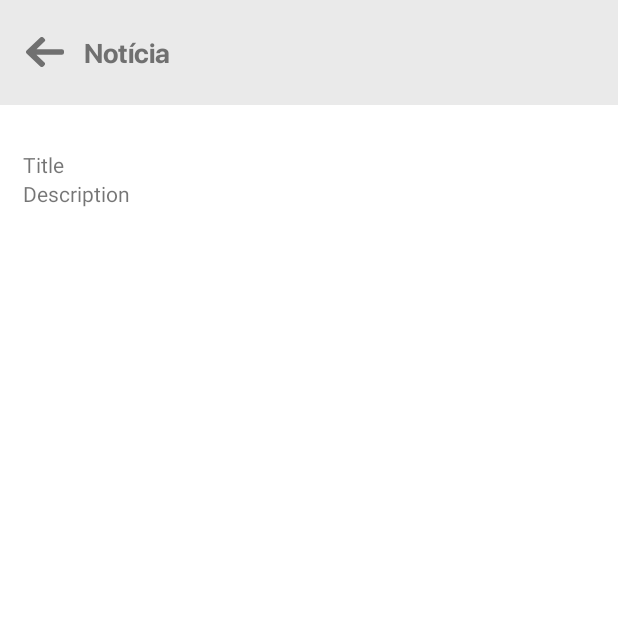
After one commit to rgllima/regional-news-app, an Android app: the fragment ArticleWebviewFragment shown on its own in the app's theme, on a phone screen of 412 x 824 dp, the top half of it. The commit adds this screen. Run offline under Robolectric (Android 15) with nearby library versions, the phone set to English and light mode, and no system bars.

Commit message:
Implementado webview

```diff
--- a/app/build.gradle
+++ b/app/build.gradle
@@ -43,4 +43,5 @@ dependencies {
     implementation "androidx.drawerlayout:drawerlayout:1.0.0"
     implementation 'com.google.android.material:material:1.2.0-alpha01'
     implementation 'com.google.android.gms:play-services-maps:17.0.0'
+    implementation 'com.google.code.gson:gson:2.8.6'
 }
--- /dev/null
+++ b/app/src/main/java/com/br/regionalnews/view/articlewebview/ArticleWebviewFragment.kt
@@ -0,0 +1,86 @@
+package com.br.regionalnews.view.articlewebview
+
+import android.content.DialogInterface
+import android.graphics.Rect
+import android.os.Bundle
+import android.view.*
+import android.widget.Toast
+import androidx.fragment.app.DialogFragment
+import androidx.lifecycle.MutableLiveData
+import androidx.lifecycle.Observer
+import androidx.navigation.fragment.findNavController
+import com.br.regionalnews.R
+import com.br.regionalnews.model.Article
+import kotlinx.android.synthetic.main.article_webview_fragment.*
+
+class ArticleWebviewFragment: DialogFragment() {
+
+    override fun onCreateView(inflater: LayoutInflater, container: ViewGroup?,
+                              savedInstanceState: Bundle?): View? {
+        val displayReact = Rect()
+        val window = dialog?.window
+
+        window?.setGravity(Gravity.TOP)
+        window?.setBackgroundDrawableResource(android.R.color.white)
+        window?.decorView?.getWindowVisibleDisplayFrame(displayReact)
+        window?.setLayout(displayReact.width(), WindowManager.LayoutParams.MATCH_PARENT)
+
+        window?.setWindowAnimations(R.style.DialogAnimation)
+
+        return inflater.inflate(R.layout.article_webview_fragment, container, false)
+    }
+
+    override fun onActivityCreated(savedInstanceState: Bundle?) {
+        super.onActivityCreated(savedInstanceState)
+
+        webview_back_button.setOnClickListener{
+            this.dismiss()
+        }
+
+        loadArguments(arguments)
+
+        article.observe(this, Observer {
+            val title = it?.title
+            val description = it?.description
+
+            news_title.text = title
+            webViewTitle.text = title
+            webViewDescription.text = description
+
+            Toast.makeText(requireContext(), "$title - $description", Toast.LENGTH_SHORT).show()
+        })
+    }
+
+    override fun onDismiss(dialog: DialogInterface) {
+        findNavController().popBackStack()
+        super.onDismiss(dialog)
+    }
+
+    // Métodos abaixo devem fazer parte do ViewModel
+    companion object {
+        private const val ARTICLE_ARGUMENT = "article"
+
+        fun createArguments(article: Article): Bundle {
+            val bundle = Bundle()
+            bundle.putSerializable(ARTICLE_ARGUMENT, article)
+
+            return bundle
+        }
+
+        // Isso deve ficar nessa classe
+        fun newInstance(): ArticleWebviewFragment {
+            return ArticleWebviewFragment()
+        }
+    }
+
+    val article: MutableLiveData<Article> = MutableLiveData()
+
+    fun loadArguments(arguments: Bundle?) {
+        if (arguments == null) {
+            return
+        }
+
+        val article: Article? = arguments.get(ARTICLE_ARGUMENT) as Article
+        this.article.postValue(article)
+    }
+}
--- a/app/src/main/java/com/br/regionalnews/view/settings/SettingsFragment.kt
+++ b/app/src/main/java/com/br/regionalnews/view/settings/SettingsFragment.kt
@@ -8,7 +8,6 @@ import android.widget.ArrayAdapter
 import androidx.fragment.app.Fragment
 import androidx.navigation.fragment.findNavController
 import com.br.regionalnews.R
-import kotlinx.android.synthetic.main.fragment_select_city.*
 import kotlinx.android.synthetic.main.fragment_settings.*
 import kotlinx.android.synthetic.main.fragment_settings.back_button
 
--- /dev/null
+++ b/app/src/main/res/layout/article_webview_fragment.xml
@@ -0,0 +1,71 @@
+<?xml version="1.0" encoding="utf-8"?>
+<LinearLayout xmlns:android="http://schemas.android.com/apk/res/android"
+    xmlns:app="http://schemas.android.com/apk/res-auto"
+    android:orientation="vertical" android:layout_width="match_parent"
+    android:layout_height="match_parent">
+
+    <LinearLayout
+        android:layout_width="match_parent"
+        android:layout_height="70dp"
+        android:layout_gravity="center_vertical"
+        android:background="#EAEAEA"
+        android:gravity="clip_vertical"
+        android:orientation="horizontal"
+        android:padding="10dp">
+
+        <LinearLayout
+            android:layout_width="0dp"
+            android:layout_height="match_parent"
+            android:layout_weight="1"
+            android:gravity="center_vertical"
+            android:orientation="horizontal">
+
+            <LinearLayout
+                android:id="@+id/webview_back_button"
+                android:layout_width="wrap_content"
+                android:layout_height="match_parent"
+                android:gravity="center_horizontal|center_vertical"
+                android:orientation="horizontal">
+
+                <ImageView
+                    android:layout_width="25dp"
+                    android:layout_height="20dp"
+                    android:layout_marginStart="7dp"
+                    android:background="@drawable/back" />
+            </LinearLayout>
+
+            <TextView
+                android:id="@+id/news_title"
+                android:layout_width="wrap_content"
+                android:layout_height="wrap_content"
+                android:layout_marginStart="13dp"
+                android:fontFamily="@font/sfbold"
+                android:text="Notícia"
+                android:textAlignment="center"
+                android:textColor="#707070"
+                android:textSize="18sp" />
+        </LinearLayout>
+
+    </LinearLayout>
+
+    <LinearLayout
+        android:layout_width="match_parent"
+        android:layout_height="match_parent"
+        android:orientation="vertical"
+        android:paddingLeft="15dp"
+        android:paddingRight="15dp">
+
+        <TextView
+            android:id="@+id/webViewTitle"
+            android:layout_width="match_parent"
+            android:layout_height="wrap_content"
+            android:layout_marginTop="30dp"
+            android:text="Title" />
+
+        <TextView
+            android:id="@+id/webViewDescription"
+            android:layout_width="match_parent"
+            android:layout_height="wrap_content"
+            android:text="Description" />
+    </LinearLayout>
+</LinearLayout>
--- a/app/src/main/res/layout/fragment_home.xml
+++ b/app/src/main/res/layout/fragment_home.xml
@@ -1,9 +1,10 @@
 <?xml version="1.0" encoding="utf-8"?>
 <LinearLayout xmlns:android="http://schemas.android.com/apk/res/android"
+    xmlns:app="http://schemas.android.com/apk/res-auto"
     xmlns:tools="http://schemas.android.com/tools"
+    android:id="@+id/homeLayout"
     android:layout_width="match_parent"
     android:layout_height="match_parent"
-    xmlns:app="http://schemas.android.com/apk/res-auto"
     android:orientation="vertical"
     tools:context=".view.author.AuthorsListActivity">
 
--- a/app/src/main/res/layout/fragment_settings.xml
+++ b/app/src/main/res/layout/fragment_settings.xml
@@ -9,7 +9,7 @@
 
     <LinearLayout
         android:layout_width="match_parent"
-        android:layout_height="80dp"
+        android:layout_height="70dp"
         android:layout_gravity="center_vertical"
         android:background="#EAEAEA"
         android:gravity="clip_vertical"
@@ -45,7 +45,7 @@
                 android:text="Configurações"
                 android:textAlignment="center"
                 android:textColor="#707070"
-                android:textSize="18sp"></TextView>
+                android:textSize="18sp" />
         </LinearLayout>
 
 
--- a/app/src/main/res/values/styles.xml
+++ b/app/src/main/res/values/styles.xml
@@ -8,4 +8,9 @@
         <item name="colorAccent">@color/colorAccent</item>
     </style>
 
+    <style name="DialogAnimation">
+        <item name="android:windowEnterAnimation">@android:anim/fade_in</item>
+        <item name="android:windowExitAnimation">@android:anim/fade_out</item>
+    </style>
+
 </resources>
```
Also changed, not shown: app/src/main/java/com/br/regionalnews/MainActivity.kt (+7 -2 lines), app/src/main/java/com/br/regionalnews/destinations/ArticleWebviewNavigator.kt (added, +40 -0 lines), app/src/main/java/com/br/regionalnews/model/Article.kt (+7 -1 lines), app/src/main/java/com/br/regionalnews/view/article/ArticleAdapter.kt (+15 -10 lines), app/src/main/res/navigation/navigation.xml (+11 -2 lines).
